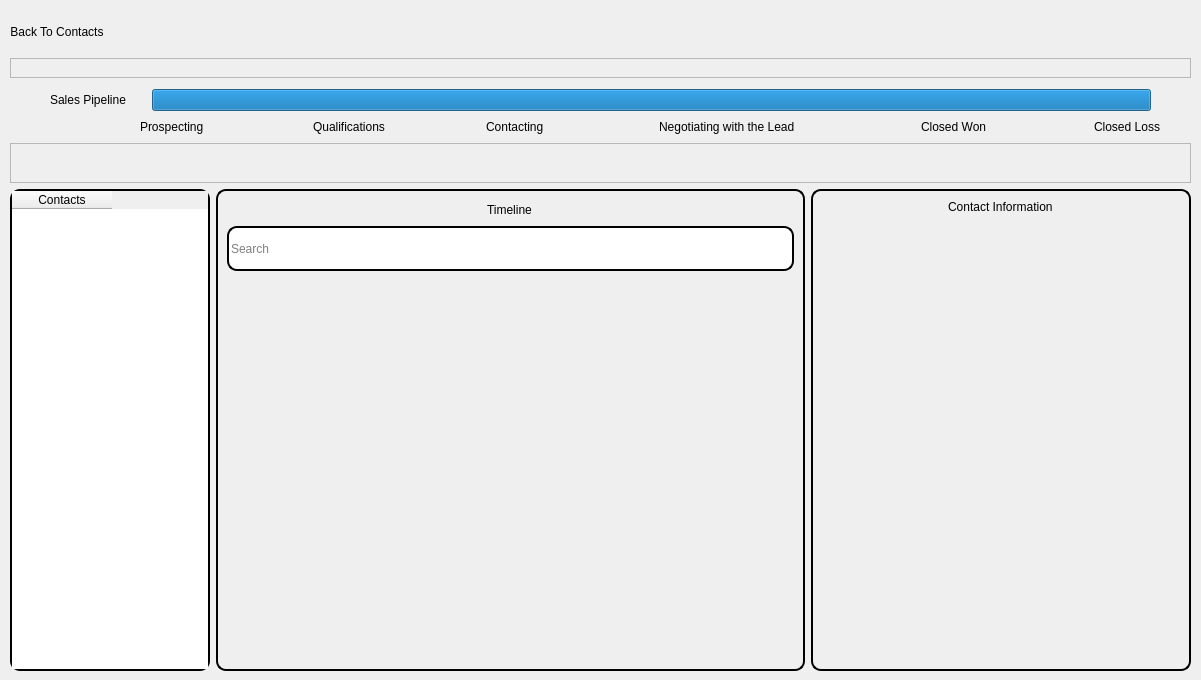
Before: the Qt Designer form CRM/views/ui/contacts4.ui in ImGaby123/SalesOptimizer-CRM, drawn with Qt 5.
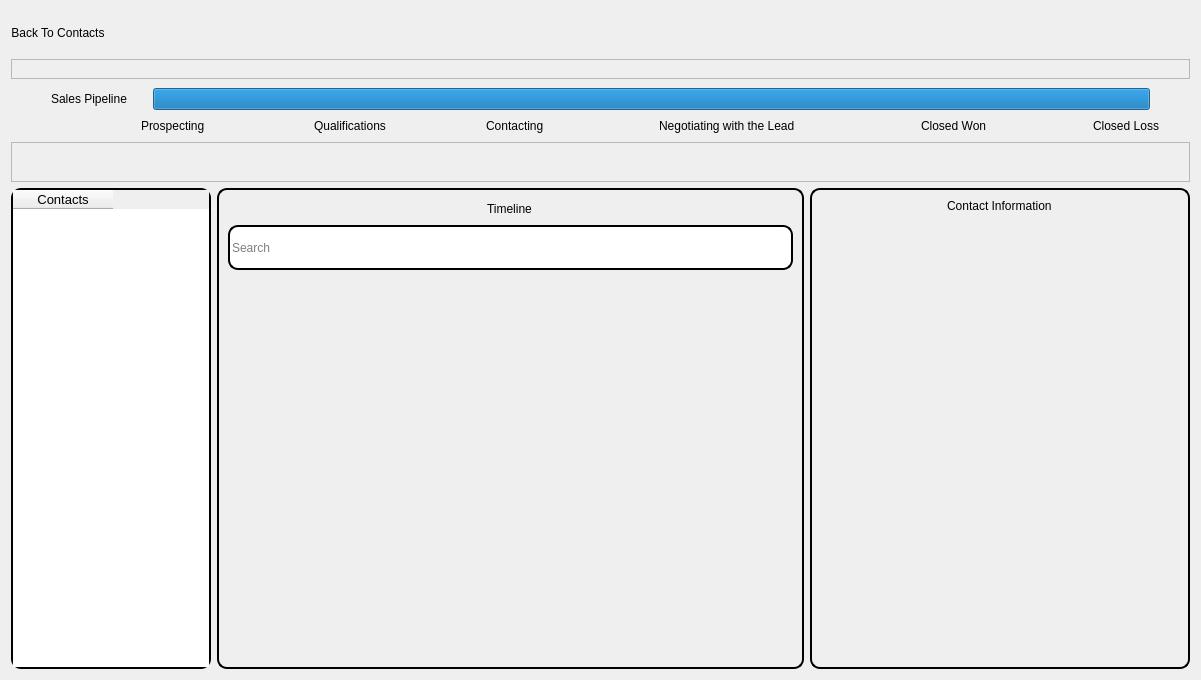
After: the same form once the commit is applied. Icons and pictures are not drawn.

Commit message: contacts3-4 ui and py, fix naming convention and design

Diff of the .ui file:
```diff
--- a/CRM/views/ui/contacts4.ui
+++ b/CRM/views/ui/contacts4.ui
@@ -13,15 +13,8 @@
   <property name="windowTitle">
    <string>Form</string>
   </property>
-  <widget class="QWidget" name="gridLayoutWidget">
-   <property name="geometry">
-    <rect>
-     <x>10</x>
-     <y>10</y>
-     <width>1181</width>
-     <height>661</height>
-    </rect>
-   </property>
+  <layout class="QGridLayout" name="gridLayout_4">
+   <item row="0" column="0">
    <layout class="QGridLayout" name="gridLayout">
     <item row="0" column="0">
      <spacer name="verticalSpacer_4">
@@ -72,6 +65,11 @@
          <property name="text">
           <string>Contacts</string>
          </property>
+          <property name="font">
+           <font>
+            <pointsize>10</pointsize>
+           </font>
+          </property>
         </column>
        </widget>
       </item>
@@ -794,10 +792,9 @@
      </layout>
     </item>
    </layout>
-  </widget>
- </widget>
- <resources>
-  <include location="../qrc/icons.qrc"/>
- </resources>
+   </item>
+  </layout>
+ </widget>
+ <resources/>
  <connections/>
 </ui>
```
Left out of the diff: 50 changed lines with no effect on the pictures. Lines whose indentation alone changed are shown as unchanged. The commit also changes 3 other files.
